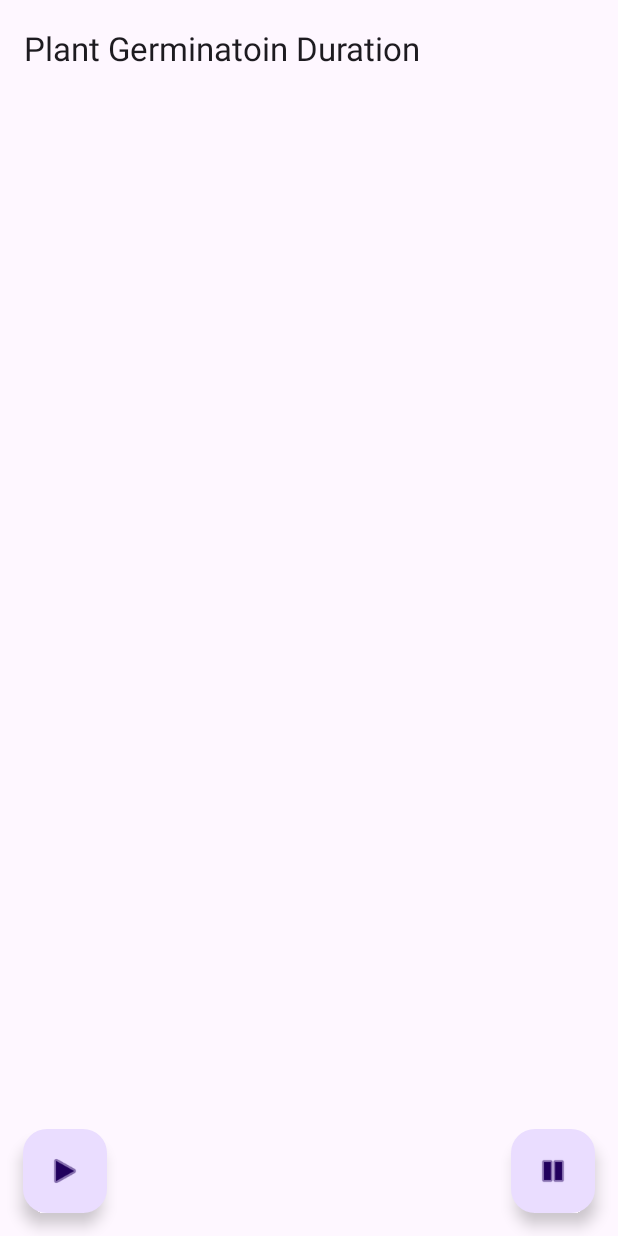
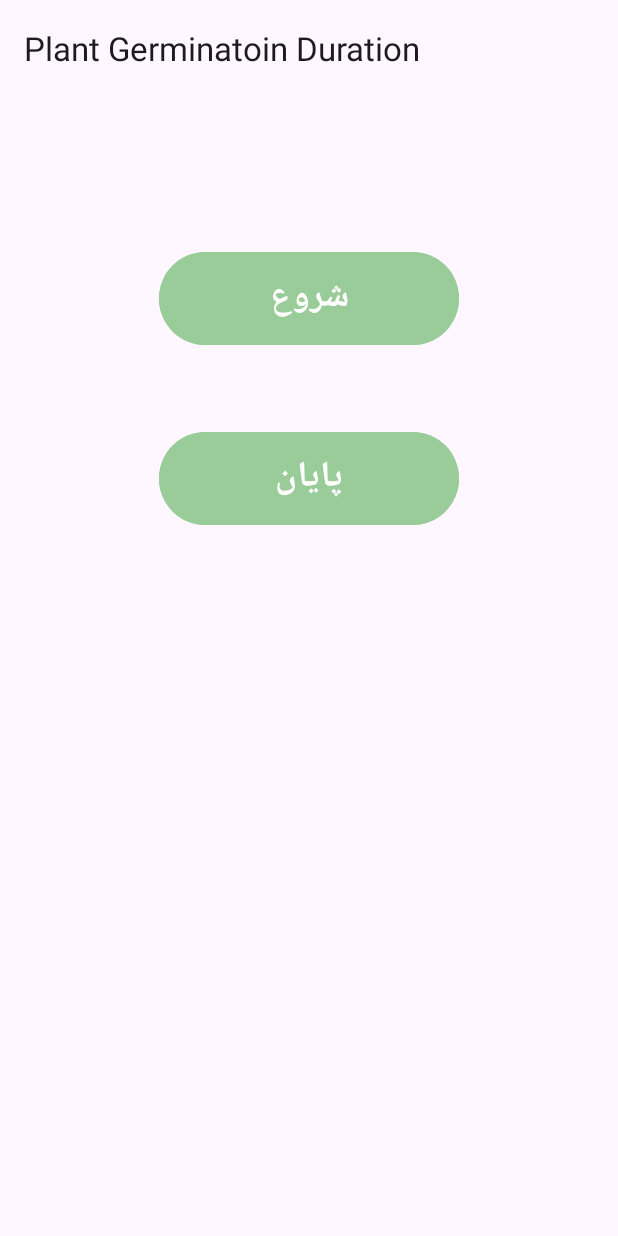
Before and after one commit to gooyacoder/germination_time, an Android app: the layout activity_main.xml on its own in the app's theme, with its tools: preview values and no code run, on a phone screen of 412 x 824 dp. Run offline under Robolectric (Android 15) with nearby library versions, the phone set to English and light mode, and no system bars.

Commit message:
1_11_1403  16:44

```diff
--- a/app/src/main/res/layout/activity_main.xml
+++ b/app/src/main/res/layout/activity_main.xml
@@ -8,13 +8,12 @@
     tools:context=".MainActivity">
 
     <com.google.android.material.appbar.AppBarLayout
-        android:layout_marginStart="0dp"
-        android:layout_marginTop="0dp"
-        app:layout_constraintTop_toTopOf="parent"
-        app:layout_constraintStart_toStartOf="parent"
+        android:id="@+id/appBarLayout"
         android:layout_width="match_parent"
         android:layout_height="wrap_content"
-        android:fitsSystemWindows="true">
+        android:fitsSystemWindows="true"
+        app:layout_constraintStart_toStartOf="parent"
+        app:layout_constraintTop_toTopOf="parent">
 
         <com.google.android.material.appbar.MaterialToolbar
             android:id="@+id/toolbar"
@@ -25,27 +24,32 @@
 
     </com.google.android.material.appbar.AppBarLayout>
 
-    <com.google.android.material.floatingactionbutton.FloatingActionButton
-        android:id="@+id/fab"
-        android:layout_width="wrap_content"
-        android:layout_height="wrap_content"
-        android:layout_gravity="bottom|start"
-        android:layout_marginStart="15dp"
-        android:layout_marginBottom="15dp"
-        app:layout_constraintBottom_toBottomOf="parent"
+    <Button
+        android:id="@+id/satrt_button"
+        android:layout_width="200dp"
+        android:layout_height="70dp"
+        android:layout_marginTop="100dp"
+        android:textSize="24sp"
+        android:textStyle="bold"
+        android:backgroundTint="@color/button_color"
+        android:text="شروع"
+        android:onClick="start_button_clicked"
+        app:layout_constraintEnd_toEndOf="parent"
         app:layout_constraintStart_toStartOf="parent"
-        app:srcCompat="@android:drawable/ic_media_play" />
+        app:layout_constraintTop_toBottomOf="@+id/appBarLayout" />
+
+    <Button
+        android:id="@+id/stop_button"
+        android:layout_width="200dp"
+        android:layout_height="70dp"
+        android:layout_marginTop="50dp"
+        android:textSize="24sp"
+        android:textStyle="bold"
+        android:backgroundTint="@color/button_color"
+        android:text="پایان"
+        app:layout_constraintEnd_toEndOf="parent"
+        app:layout_constraintStart_toStartOf="parent"
+        app:layout_constraintTop_toBottomOf="@+id/satrt_button" />
 
 
-    <com.google.android.material.floatingactionbutton.FloatingActionButton
-        android:id="@+id/fab2"
-        android:layout_width="wrap_content"
-        android:layout_height="wrap_content"
-        android:layout_gravity="bottom|end"
-        android:layout_marginEnd="15dp"
-        android:layout_marginBottom="15dp"
-        app:layout_constraintBottom_toBottomOf="parent"
-        app:layout_constraintEnd_toEndOf="parent"
-        app:srcCompat="@android:drawable/ic_media_pause" />
-
 </androidx.constraintlayout.widget.ConstraintLayout>
--- a/app/src/main/res/values/colors.xml
+++ b/app/src/main/res/values/colors.xml
@@ -2,4 +2,5 @@
 <resources>
     <color name="black">#FF000000</color>
     <color name="white">#FFFFFFFF</color>
+    <color name="button_color">#FF99cc99</color>
 </resources>
```
Also changed, not shown: app/src/main/java/com/gooyacoder/germinationtime/MainActivity.kt (+7 -10 lines), app/src/main/res/layout/activity_plant_germination_started.xml (+45 -0 lines).
